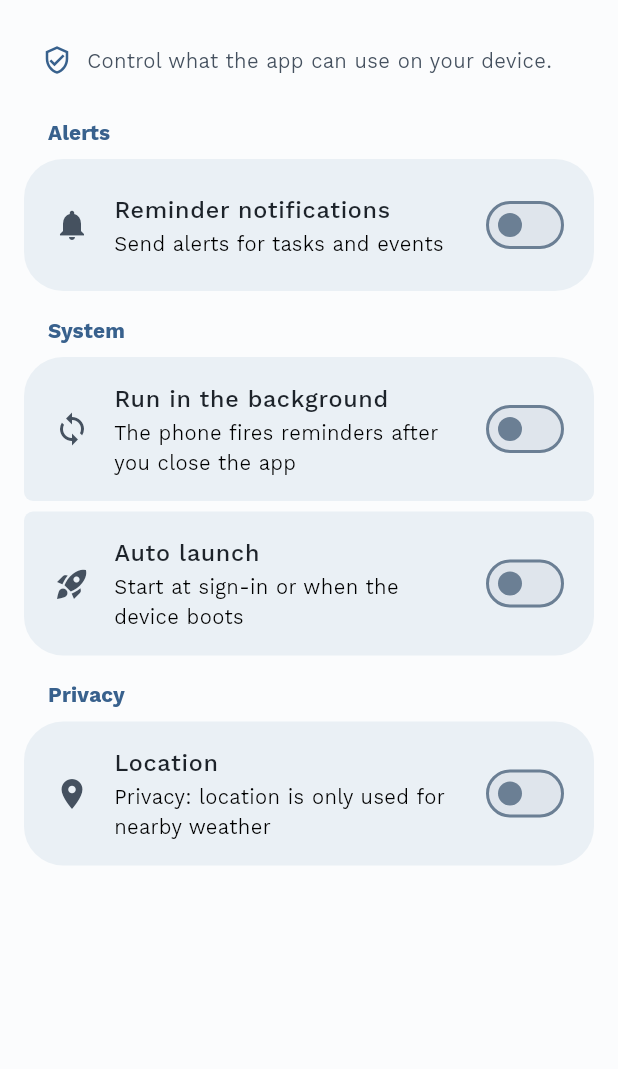
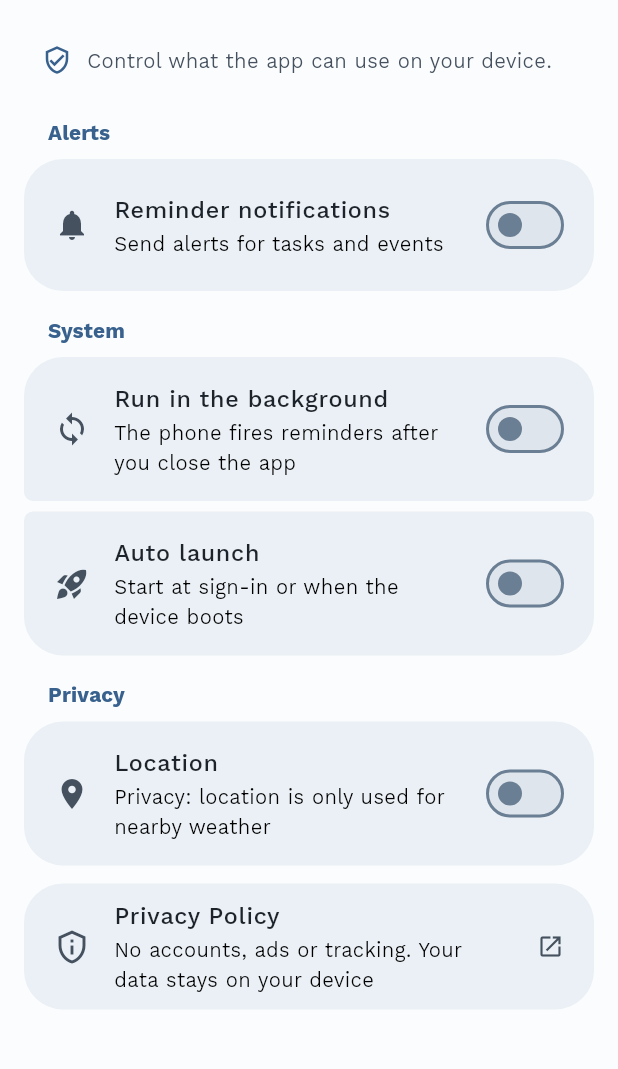
Before and after one commit to mounsokdara/Khmer-Calendar, a Flutter app: the PrivacyPage screen opened by its route, on a phone screen of 412 x 824 dp, the part 63-1132 px from its top. Run offline on Flutter 3.47's test engine with Material 3 defaults, Android fonts, the phone set to English and light mode, and no system bars; drawn by our look-alikes of dynamic_color; our stand-ins replace audioplayers, connectivity_plus, file_picker, flutter_local_notifications, flutter_svg, flutter_timezone and 7 more; missing offline and left inert: dart:js_interop; accounts and stored records are empty; network calls fail.

Commit message:
Privacy policy: link in the app (About + Privacy page), installer page and Start menu link, Store URL

```diff
--- /dev/null
+++ b/installer/PRIVACY.txt
@@ -0,0 +1,17 @@
+PRIVACY
+
+Khmer Calendar does not collect, store or sell your personal data.
+
+- No accounts, no advertising, no analytics and no crash-reporting services.
+- Your settings, events and reminders stay on this computer. Nothing is sent to the author.
+- Your location is only used if you ask for it, to find the nearest city from a list built into
+  the app. Your coordinates are not saved or sent anywhere.
+- The app contacts a few outside services: Open-Meteo (weather), Wikimedia (city photos),
+  OpenWeather (weather icons) and GitHub (only when you tap "check for updates"). Like any internet
+  request, they can see your IP address.
+- If you turn on "start with Windows", the app adds itself to your Windows start-up list. Uninstalling
+  removes the app; you can also turn this off in Windows Settings > Apps > Startup.
+
+The full policy is published at:
+https://github.com/mounsokdara/Khmer-Calendar/blob/main/PRIVACY.md
+and is also available in the app (Settings > Privacy, or About) and in the Start menu.
--- a/khmer_calendar/lib/i18n.dart
+++ b/khmer_calendar/lib/i18n.dart
@@ -64,6 +64,8 @@ const km = <String, String>{
   'openSourceLicense': 'អាជ្ញាបណ្ណប្រភពបើកចំហ',
   'sourceCode': 'កូដប្រភព',
   'website': 'គេហទំព័រ',
+  'privacyPolicy': 'គោលការណ៍ឯកជនភាព',
+  'privacyPolicySub': 'គ្មានគណនី ផ្សាយពាណិជ្ជកម្ម ឬការតាមដាន ទិន្នន័យនៅលើឧបករណ៍របស់អ្នក',
   'mitLicense': 'អាជ្ញាបណ្ណ MIT',
   'creditsApp': 'កម្មវិធីនេះ',
   'creditsLanguages': 'ភាសាសរសេរកម្មវិធី',
@@ -320,6 +322,8 @@ const en = <String, String>{
   'openSourceLicense': 'Open source license',
   'sourceCode': 'Source code',
   'website': 'Website',
+  'privacyPolicy': 'Privacy Policy',
+  'privacyPolicySub': 'No accounts, ads or tracking. Your data stays on your device',
   'mitLicense': 'MIT License',
   'creditsApp': 'This app',
   'creditsLanguages': 'Programming languages',
--- a/khmer_calendar/lib/screens/more/about_page.dart
+++ b/khmer_calendar/lib/screens/more/about_page.dart
@@ -50,6 +50,13 @@ class AboutPage extends StatelessWidget {
                     subtitle: t(lang, 'mitLicense'),
                     trailing: const Icon(Icons.chevron_right, size: 18),
                     onTap: () => context.push('/license'),
+                  ),
+                  SegmentedTile(
+                    leading: const Icon(Icons.privacy_tip_outlined),
+                    title: t(lang, 'privacyPolicy'),
+                    subtitle: t(lang, 'privacyPolicySub'),
+                    trailing: const Icon(Icons.open_in_new, size: 18),
+                    onTap: () => launchUrl(Uri.parse(appPrivacyUrl), mode: LaunchMode.externalApplication),
                   ),
                   SegmentedTile(
                     leading: const Icon(Icons.code),
--- a/khmer_calendar/lib/screens/more/privacy_page.dart
+++ b/khmer_calendar/lib/screens/more/privacy_page.dart
@@ -1,5 +1,6 @@
 import 'package:flutter/foundation.dart' show kIsWeb, defaultTargetPlatform, TargetPlatform;
 import 'package:flutter/material.dart';
+import 'package:url_launcher/url_launcher.dart';
 
 import '../../home_screen.dart';
 import '../../i18n.dart';
@@ -7,6 +8,7 @@ import '../../location.dart';
 import '../../permissions.dart';
 import '../../reminders.dart';
 import '../../store.dart';
+import '../../theme.dart';
 import '../../custom_components/slide_snackbar.dart';
 import '../../widgets/overlay_page.dart';
 import '../../widgets/segmented_list.dart';
@@ -143,6 +145,18 @@ class _PrivacyPageState extends State<PrivacyPage> {
                   ),
                 ],
               ),
+              const SizedBox(height: 12),
+              SegmentedGroup(
+                children: [
+                  SegmentedTile(
+                    leading: const Icon(Icons.privacy_tip_outlined),
+                    title: t(lang, 'privacyPolicy'),
+                    subtitle: t(lang, 'privacyPolicySub'),
+                    trailing: const Icon(Icons.open_in_new, size: 18),
+                    onTap: () => launchUrl(Uri.parse(appPrivacyUrl), mode: LaunchMode.externalApplication),
+                  ),
+                ],
+              ),
             ],
           ),
         );
--- a/khmer_calendar/lib/theme.dart
+++ b/khmer_calendar/lib/theme.dart
@@ -428,6 +428,7 @@ const appBuildNumber = 4;
 const appAuthor = 'Moun Sokdara';
 const appSourceUrl = 'https://github.com/mounsokdara/Khmer-Calendar';
 const appWebsiteUrl = 'https://khmercalendar.pages.dev';
+const appPrivacyUrl = 'https://github.com/mounsokdara/Khmer-Calendar/blob/main/PRIVACY.md';
 
 const mitLicenseText = '''MIT License
 
```
Also changed, not shown: 3 other files.
